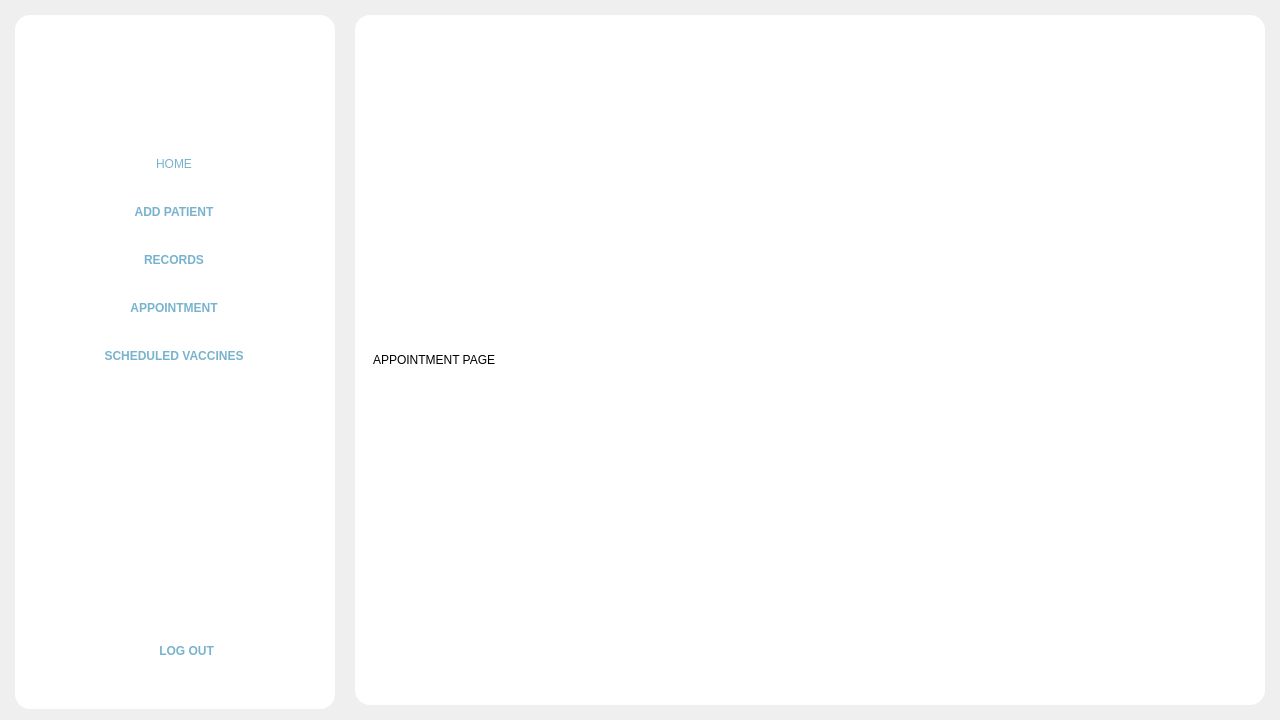
First picture: the form in Frontend/Home.ui, repository rmmln/Petmate-Desktop-Application, before the edit.
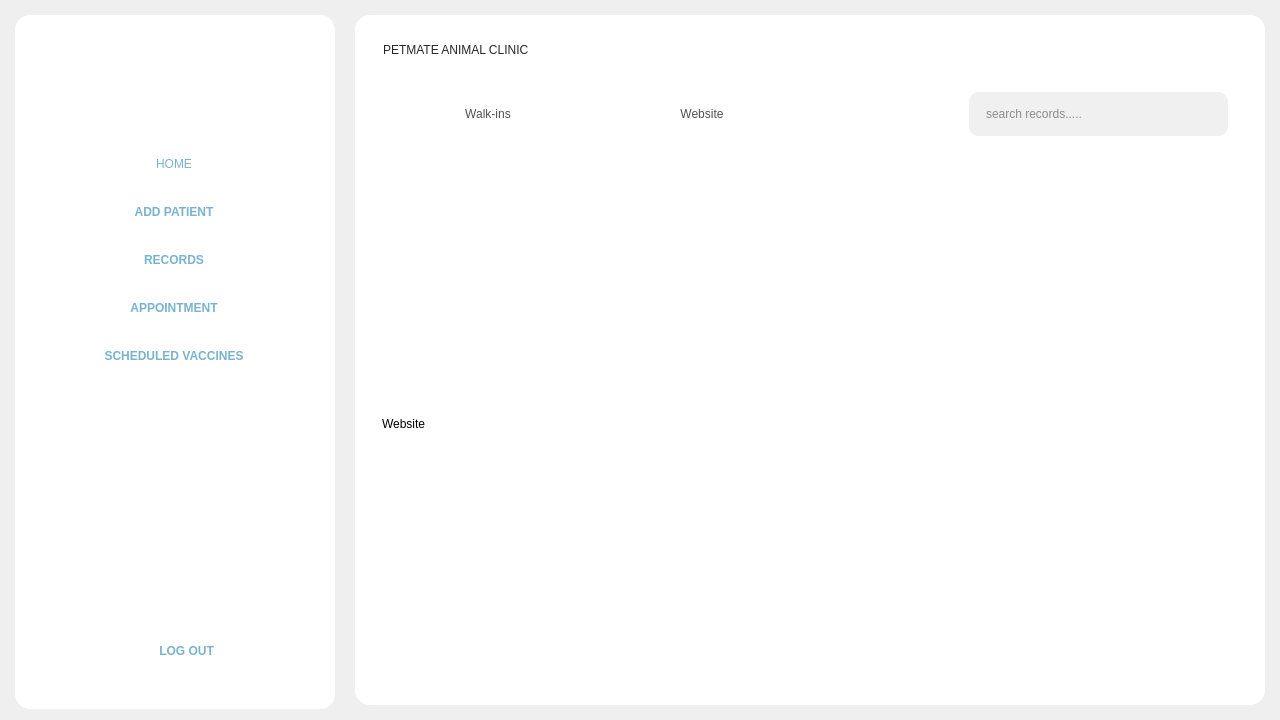
Second picture: the form after the edit. The open tabs and pages were chosen to show the change. Icons and pictures are not drawn.

Commit message:
Redesign AppointmentPage UI and add button logic
Updated the AppointmentPage in Home.ui to include a new layout with walk-in and website appointment options, a search bar, and improved styling. In app.py, added logic to make the Walk-ins and Website buttons mutually exclusive using QButtonGroup, and connected them to switch between appointment types in the stacked widget.

The edit to the form file:
```diff
--- a/Frontend/Home.ui
+++ b/Frontend/Home.ui
@@ -1900,18 +1900,367 @@
           </layout>
          </widget>
          <widget class="QWidget" name="AppointmentPage">
-          <layout class="QGridLayout" name="gridLayout_2">
-           <item row="0" column="0">
-            <widget class="QLabel" name="label_13">
+          <property name="styleSheet">
+           <string notr="true">QWidget{
+	background:transparent;
+
+}</string>
+          </property>
+          <layout class="QVBoxLayout" name="verticalLayout_13">
+           <item alignment="Qt::AlignTop">
+            <widget class="QFrame" name="frame_4">
              <property name="styleSheet">
-              <string notr="true">QLabel{
-font: 81 36pt &quot;Montserrat ExtraBold&quot;;
-color:black;
-}</string>
+              <string notr="true"/>
              </property>
-             <property name="text">
-              <string>APPOINTMENT PAGE</string>
+             <property name="frameShape">
+              <enum>QFrame::StyledPanel</enum>
              </property>
+             <property name="frameShadow">
+              <enum>QFrame::Raised</enum>
+             </property>
+             <layout class="QHBoxLayout" name="horizontalLayout_8">
+              <item>
+               <widget class="QLabel" name="label_13">
+                <property name="styleSheet">
+                 <string notr="true">font: 25pt &quot;Rubik Mono One&quot;;
+color:rgb(39, 39, 39);
+</string>
+                </property>
+                <property name="text">
+                 <string>PETMATE ANIMAL CLINIC</string>
+                </property>
+               </widget>
+              </item>
+              <item>
+               <widget class="QLabel" name="label_23">
+                <property name="maximumSize">
+                 <size>
+                  <width>140</width>
+                  <height>60</height>
+                 </size>
+                </property>
+                <property name="text">
+                 <string/>
+                </property>
+                <property name="pixmap">
+                 <pixmap resource="resource.qrc">:/images/image/petmateLogo.png</pixmap>
+                </property>
+                <property name="scaledContents">
+                 <bool>true</bool>
+                </property>
+                <property name="alignment">
+                 <set>Qt::AlignCenter</set>
+                </property>
+                <property name="wordWrap">
+                 <bool>false</bool>
+                </property>
+               </widget>
+              </item>
+             </layout>
+            </widget>
+           </item>
+           <item alignment="Qt::AlignTop">
+            <widget class="QFrame" name="frame_5">
+             <property name="frameShape">
+              <enum>QFrame::StyledPanel</enum>
+             </property>
+             <property name="frameShadow">
+              <enum>QFrame::Raised</enum>
+             </property>
+             <layout class="QHBoxLayout" name="horizontalLayout_11">
+              <item>
+               <widget class="QFrame" name="frame_6">
+                <property name="frameShape">
+                 <enum>QFrame::StyledPanel</enum>
+                </property>
+                <property name="frameShadow">
+                 <enum>QFrame::Raised</enum>
+                </property>
+                <layout class="QHBoxLayout" name="horizontalLayout_12">
+                 <property name="leftMargin">
+                  <number>0</number>
+                 </property>
+                 <property name="topMargin">
+                  <number>0</number>
+                 </property>
+                 <property name="rightMargin">
+                  <number>0</number>
+                 </property>
+                 <property name="bottomMargin">
+                  <number>0</number>
+                 </property>
+                 <item>
+                  <widget class="QPushButton" name="walkInBtn">
+                   <property name="styleSheet">
+                    <string notr="true">QPushButton {
+    border: none;
+    background-color: transparent;
+    color: rgb(80, 80, 80);
+    font: 63 12pt &quot;Montserrat SemiBold&quot;;
+    padding: 10px 15px;
+    border-radius: 5px;
+}
+
+
+QPushButton:hover {
+    background-color:rgb(194, 194, 194);
+	border-radius:5px;
+}
+QPushButton:checked {
+    background-color:rgb(252, 213, 151);   /* Active bg color */
+	border-radius:5px;
+    color: rgb(40, 40, 40);                           /* Active text color */
+}</string>
+                   </property>
+                   <property name="text">
+                    <string>Walk-ins</string>
+                   </property>
+                  </widget>
+                 </item>
+                 <item>
+                  <widget class="QPushButton" name="websiteBtn">
+                   <property name="styleSheet">
+                    <string notr="true">QPushButton {
+    border: none;
+    background-color: transparent;
+    color: rgb(80, 80, 80);
+    font: 63 12pt &quot;Montserrat SemiBold&quot;;
+    padding: 10px 15px;
+    border-radius: 5px;
+}
+
+
+QPushButton:hover {
+    background-color:rgb(194, 194, 194);
+	border-radius:5px;
+}
+QPushButton:checked {
+    background-color:rgb(252, 213, 151);   /* Active bg color */
+	border-radius:5px;
+    color: rgb(40, 40, 40);                           /* Active text color */
+}</string>
+                   </property>
+                   <property name="text">
+                    <string>Website</string>
+                   </property>
+                  </widget>
+                 </item>
+                </layout>
+               </widget>
+              </item>
+              <item alignment="Qt::AlignRight|Qt::AlignTop">
+               <widget class="QFrame" name="searchframe_2">
+                <property name="styleSheet">
+                 <string notr="true"/>
+                </property>
+                <layout class="QHBoxLayout" name="horizontalLayout_9">
+                 <property name="spacing">
+                  <number>0</number>
+                 </property>
+                 <property name="sizeConstraint">
+                  <enum>QLayout::SetDefaultConstraint</enum>
+                 </property>
+                 <item>
+                  <widget class="QLineEdit" name="searchBar_2">
+                   <property name="minimumSize">
+                    <size>
+                     <width>234</width>
+                     <height>44</height>
+                    </size>
+                   </property>
+                   <property name="autoFillBackground">
+                    <bool>false</bool>
+                   </property>
+                   <property name="styleSheet">
+                    <string notr="true">QLineEdit#searchBar_2 {
+    background-color: #F0F0F0;
+    border-top-left-radius: 10px;
+ 	border-bottom-left-radius: 10px;
+    font: 57 12pt &quot;Montserrat Medium&quot;;
+    color: rgb(39, 39, 39);
+    padding-left: 15px;
+    border: none;
+}
+</string>
+                   </property>
+                   <property name="placeholderText">
+                    <string>search records.....</string>
+                   </property>
+                  </widget>
+                 </item>
+                 <item>
+                  <widget class="QFrame" name="searchButton_2">
+                   <property name="styleSheet">
+                    <string notr="true">QFrame#searchButton_2{
+background-color: #F0F0F0;
+border-top-right-radius:10px;
+border-bottom-right-radius:10px;
+}
+</string>
+                   </property>
+                   <property name="frameShape">
+                    <enum>QFrame::StyledPanel</enum>
+                   </property>
+                   <property name="frameShadow">
+                    <enum>QFrame::Raised</enum>
+                   </property>
+                   <layout class="QHBoxLayout" name="horizontalLayout_10">
+                    <property name="spacing">
+                     <number>9</number>
+                    </property>
+                    <property name="leftMargin">
+                     <number>9</number>
+                    </property>
+                    <property name="topMargin">
+                     <number>9</number>
+                    </property>
+                    <property name="rightMargin">
+                     <number>9</number>
+                    </property>
+                    <property name="bottomMargin">
+                     <number>9</number>
+                    </property>
+                    <item>
+                     <widget class="QLabel" name="searchIcon_2">
+                      <property name="maximumSize">
+                       <size>
+                        <width>24</width>
+                        <height>24</height>
+                       </size>
+                      </property>
+                      <property name="styleSheet">
+                       <string notr="true"/>
+                      </property>
+                      <property name="text">
+                       <string/>
+                      </property>
+                      <property name="pixmap">
+                       <pixmap resource="resource.qrc">:/Icons/Icons/searchIcon.png</pixmap>
+                      </property>
+                      <property name="scaledContents">
+                       <bool>true</bool>
+                      </property>
+                     </widget>
+                    </item>
+                   </layout>
+                  </widget>
+                 </item>
+                </layout>
+               </widget>
+              </item>
+             </layout>
+            </widget>
+           </item>
+           <item>
+            <widget class="QStackedWidget" name="walkInOrWeb">
+             <property name="currentIndex">
+              <number>0</number>
+             </property>
+             <widget class="QWidget" name="walkIn">
+              <layout class="QVBoxLayout" name="verticalLayout_15">
+               <property name="spacing">
+                <number>0</number>
+               </property>
+               <property name="leftMargin">
+                <number>0</number>
+               </property>
+               <property name="topMargin">
+                <number>0</number>
+               </property>
+               <property name="rightMargin">
+                <number>0</number>
+               </property>
+               <property name="bottomMargin">
+                <number>0</number>
+               </property>
+               <item>
+                <widget class="QScrollArea" name="scrollArea">
+                 <property name="styleSheet">
+                  <string notr="true">border:none;</string>
+                 </property>
+                 <property name="widgetResizable">
+                  <bool>true</bool>
+                 </property>
+                 <widget class="QWidget" name="scrollAreaWidgetContents_2">
+                  <property name="geometry">
+                   <rect>
+                    <x>0</x>
+                    <y>0</y>
+                    <width>874</width>
+                    <height>480</height>
+                   </rect>
+                  </property>
+                  <layout class="QVBoxLayout" name="verticalLayout_17">
+                   <item>
+                    <widget class="QLabel" name="label_25">
+                     <property name="styleSheet">
+                      <string notr="true">color:rgb(0, 0, 0);</string>
+                     </property>
+                     <property name="text">
+                      <string>WALKIN</string>
+                     </property>
+                    </widget>
+                   </item>
+                  </layout>
+                 </widget>
+                </widget>
+               </item>
+              </layout>
+             </widget>
+             <widget class="QWidget" name="website">
+              <layout class="QVBoxLayout" name="verticalLayout_16">
+               <property name="spacing">
+                <number>0</number>
+               </property>
+               <property name="leftMargin">
+                <number>0</number>
+               </property>
+               <property name="topMargin">
+                <number>0</number>
+               </property>
+               <property name="rightMargin">
+                <number>0</number>
+               </property>
+               <property name="bottomMargin">
+                <number>0</number>
+               </property>
+               <item>
+                <widget class="QScrollArea" name="scrollArea_2">
+                 <property name="styleSheet">
+                  <string notr="true">border:none;</string>
+                 </property>
+                 <property name="widgetResizable">
+                  <bool>true</bool>
+                 </property>
+                 <widget class="QWidget" name="scrollAreaWidgetContents_3">
+                  <property name="geometry">
+                   <rect>
+                    <x>0</x>
+                    <y>0</y>
+                    <width>874</width>
+                    <height>480</height>
+                   </rect>
+                  </property>
+                  <property name="styleSheet">
+                   <string notr="true"/>
+                  </property>
+                  <layout class="QVBoxLayout" name="verticalLayout_18">
+                   <item>
+                    <widget class="QLabel" name="label_26">
+                     <property name="styleSheet">
+                      <string notr="true">color:rgb(0, 0, 0);</string>
+                     </property>
+                     <property name="text">
+                      <string>Website</string>
+                     </property>
+                    </widget>
+                   </item>
+                  </layout>
+                 </widget>
+                </widget>
+               </item>
+              </layout>
+             </widget>
             </widget>
            </item>
           </layout>
```
Left out of the diff: 2 changed lines with no effect on the pictures. The commit also changes 8 other files.
